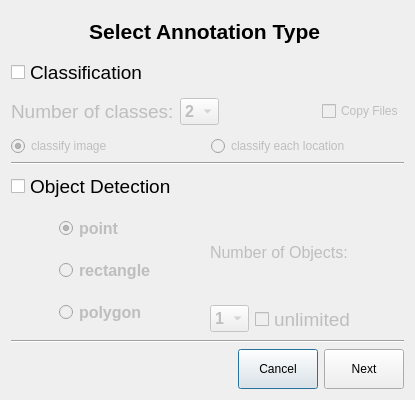
Qt form step_2.ui (KarolBo/labeling_tool) before a commit.
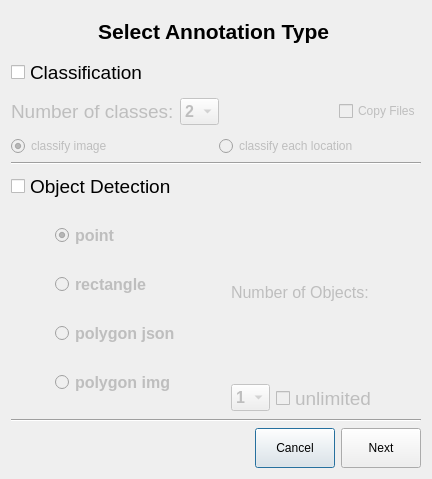
The same form after that commit.

Commit message: polygons saved as pngs

What changed in the file:
```diff
--- a/step_2.ui
+++ b/step_2.ui
@@ -6,8 +6,8 @@
    <rect>
     <x>0</x>
     <y>0</y>
-    <width>415</width>
-    <height>400</height>
+    <width>432</width>
+    <height>479</height>
    </rect>
   </property>
   <property name="windowTitle">
@@ -368,7 +368,34 @@
           </font>
          </property>
          <property name="text">
-          <string>polygon</string>
+          <string>polygon json</string>
+         </property>
+         <property name="checked">
+          <bool>false</bool>
+         </property>
+        </widget>
+       </item>
+       <item>
+        <widget class="QRadioButton" name="radio_polygon_img">
+         <property name="enabled">
+          <bool>false</bool>
+         </property>
+         <property name="minimumSize">
+          <size>
+           <width>0</width>
+           <height>30</height>
+          </size>
+         </property>
+         <property name="font">
+          <font>
+           <family>Arial</family>
+           <pointsize>12</pointsize>
+           <weight>75</weight>
+           <bold>true</bold>
+          </font>
+         </property>
+         <property name="text">
+          <string>polygon img</string>
          </property>
          <property name="checked">
           <bool>false</bool>
```
Left out of the diff: 4 changed lines with no effect on the pictures. The commit also changes 4 other files.
